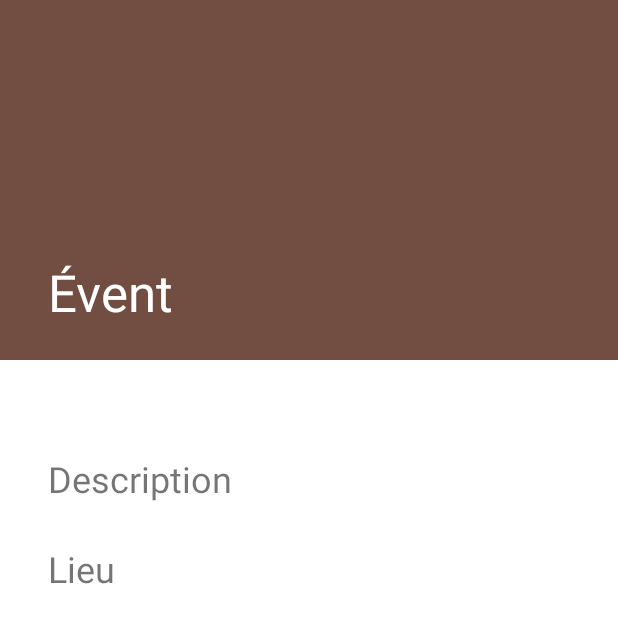
After one commit to ptlc8/ListeWanted, an Android app: the EventActivity screen opened directly, with no data from a screen before it, on a phone screen of 412 x 824 dp. The commit adds this screen. Shown: the top 623 px of the screen. Run offline under Robolectric (Android 15) with nearby library versions, the phone set to English and light mode, and no system bars.

Commit message:
ajout d'une page pour afficher un event individuellement

```diff
--- a/app/src/main/AndroidManifest.xml
+++ b/app/src/main/AndroidManifest.xml
@@ -12,6 +12,10 @@
         android:roundIcon="@mipmap/ic_launcher_round"
         android:supportsRtl="true"
         android:theme="@style/Theme.ListeWanted">
+        <activity
+            android:name=".ui.events.EventActivity"
+            android:exported="false"
+            android:theme="@style/Theme.ListeWanted.NoActionBar" />
         <activity
             android:name=".ui.defis.SendDefiActivity"
             android:exported="false" />
--- /dev/null
+++ b/app/src/main/java/fr/liste_wanted/ui/events/EventActivity.java
@@ -0,0 +1,71 @@
+package fr.liste_wanted.ui.events;
+
+import android.content.Intent;
+import android.os.Bundle;
+
+import com.google.android.material.appbar.CollapsingToolbarLayout;
+import com.google.android.material.floatingactionbutton.FloatingActionButton;
+import com.google.android.material.snackbar.Snackbar;
+
+import androidx.appcompat.app.AppCompatActivity;
+import androidx.appcompat.widget.Toolbar;
+
+import android.view.View;
+
+import java.text.SimpleDateFormat;
+import java.util.Date;
+import java.util.Locale;
+
+import fr.liste_wanted.R;
+import fr.liste_wanted.databinding.ActivityEventBinding;
+
+public class EventActivity extends AppCompatActivity {
+
+    private ActivityEventBinding binding;
+
+    @Override
+    protected void onCreate(Bundle savedInstanceState) {
+        super.onCreate(savedInstanceState);
+
+        binding = ActivityEventBinding.inflate(getLayoutInflater());
+        setContentView(binding.getRoot());
+
+        Intent intent = getIntent();
+
+        Toolbar toolbar = binding.toolbar;
+        setSupportActionBar(toolbar);
+        binding.toolbarLayout.setTitle(intent.hasExtra("name")?intent.getStringExtra("name"):"Évent");
+        if (intent.hasExtra("description"))
+            binding.textDescription.setText(intent.getStringExtra("description"));
+        if (intent.hasExtra("place"))
+            binding.textPlace.setText(intent.getStringExtra("place"));
+        long startTime = intent.getLongExtra("startTime", -1L);
+        long endTime = intent.getLongExtra("endTime", startTime);
+        if (startTime != -1) {
+            System.out.println(startTime);
+            System.out.println(endTime);
+            if (startTime==endTime)
+                binding.time.setText(getString(R.string.time, format("H",startTime), format("mm",startTime)));
+            else binding.time.setText(getString(R.string.time_interval, format("H",startTime), format("mm",startTime), format("H",endTime), format("mm",endTime)));
+            if (startTime+24*60*60*1000>endTime)
+                binding.date.setText(getString(R.string.date, format("E",startTime), format("d",startTime), format("LLL yyyy",startTime)));
+            else binding.date.setText(getString(R.string.date_interval, format("E",startTime), format("d",startTime), format("LLL",startTime), format("E",endTime), format("d",endTime), format("LLL",endTime)));
+
+        }
+
+        FloatingActionButton shareButton = binding.buttonShare;
+        shareButton.setOnClickListener((view) -> {
+            Intent shareIntent = new Intent();
+            shareIntent.setAction(Intent.ACTION_SEND);
+            shareIntent.putExtra(Intent.EXTRA_TEXT, getString(R.string.share_event_text, intent.getStringExtra("name")));
+            shareIntent.setType("text/plain");
+            startActivity(Intent.createChooser(shareIntent, getString(R.string.share)));
+        });
+        if (startTime < new Date().getTime())
+            shareButton.setVisibility(View.INVISIBLE);
+    }
+
+    private String format(String format, long time) {
+        return new SimpleDateFormat(format,Locale.getDefault()).format(time);
+    }
+}
--- a/app/src/main/java/fr/liste_wanted/ui/events/EventsFragment.java
+++ b/app/src/main/java/fr/liste_wanted/ui/events/EventsFragment.java
@@ -1,5 +1,6 @@
 package fr.liste_wanted.ui.events;
 
+import android.content.Intent;
 import android.os.Bundle;
 import android.view.LayoutInflater;
 import android.view.View;
@@ -38,12 +39,8 @@ public class EventsFragment extends Fragment {
 
         binding.listEvents.setAdapter(new EventsAdapter(getContext(), comingEvents));
         binding.listPastEvents.setAdapter(new EventsAdapter(getContext(), pastEvents));
-        binding.listEvents.setOnClickListener(event -> {
-            // TODO : event detail activity
-        });
-        binding.listPastEvents.setOnClickListener(event -> {
-            // TODO : event detail activity
-        });
+        binding.listEvents.setOnItemClickListener((lView,view,i,l) -> showEvent(comingEvents.get(i)));
+        binding.listPastEvents.setOnItemClickListener((lView,view,i,l) -> showEvent(pastEvents.get(i)));
 
         return root;
     }
@@ -54,12 +51,22 @@ public class EventsFragment extends Fragment {
         binding = null;
     }
 
+    private void showEvent(Event event) {
+        Intent intent = new Intent(getContext(),EventActivity.class);
+        intent.putExtra("name", event.getName());
+        intent.putExtra("description", event.getDescription());
+        intent.putExtra("place", event.getPlace());
+        intent.putExtra("startTime", event.getStartTime());
+        intent.putExtra("endTime", event.getEndTime());
+        startActivity(intent);
+    }
+
     public static List<Event> getEvents() {
         List<Event> events = new ArrayList<>();
-        events.add(new Event("Salut je suis un évent", new Date().getTime(), new Date().getTime()+10000, "Forest Crock", "Woof ! Ne t'inquiète pas, j'arrive bientôt ! Le pôle entreprise cherche un lieu, le pôle voyage nettoie, le pôle soirée prépare les cocktails, le pôle évent anime, le bureau encaisse, et le pôle com' t'en informe."));
-        events.add(new Event("Un event passé 30 :/", 30, 1000, "Chépa", "Yeah !"));
+        events.add(new Event("Salut je suis un évent", new Date().getTime()+360000, new Date().getTime()+80*60*1000, "Forest Crock", "Woof ! Ne t'inquiète pas, j'arrive bientôt ! Le pôle entreprise cherche un lieu, le pôle voyage nettoie, le pôle soirée prépare les cocktails, le pôle évent anime, le bureau encaisse, et le pôle com' t'en informe."));
+        events.add(new Event("Un event passé 30 :/", 0, 300000, "Chépa", "Yeah !"));
         events.add(new Event("Un event passé :/", 0, 10000, "Chépa", "Yeah !"));
-        events.add(new Event("Un event passé 10 :/", 10, 10000, "Chépa", "Yeah !"));
+        events.add(new Event("Un event passé 100'000 :/", 0, 1000000000, "Chépa", "Yeah !"));
         events.add(new Event("Un event passé :/", 0, 10000, "Chépa", "Yeah !"));
         events.add(new Event("Un test passé :/", 0, 10000, "Chépa", "Yeah !"));
         events.add(new Event("Un event passé :/", 0, 1000, "Chépa", "Yeah !"));
--- /dev/null
+++ b/app/src/main/res/layout/activity_event.xml
@@ -0,0 +1,113 @@
+<?xml version="1.0" encoding="utf-8"?>
+<androidx.coordinatorlayout.widget.CoordinatorLayout xmlns:android="http://schemas.android.com/apk/res/android"
+    xmlns:app="http://schemas.android.com/apk/res-auto"
+    xmlns:tools="http://schemas.android.com/tools"
+    android:layout_width="match_parent"
+    android:layout_height="match_parent"
+    android:fitsSystemWindows="true"
+    tools:context=".ui.events.EventActivity">
+
+    <com.google.android.material.appbar.AppBarLayout
+        android:id="@+id/app_bar"
+        android:layout_width="match_parent"
+        android:layout_height="240dp"
+        android:fitsSystemWindows="true"
+        android:theme="@style/Theme.ListeWanted.AppBarOverlay">
+        <com.google.android.material.appbar.CollapsingToolbarLayout
+            android:id="@+id/toolbar_layout"
+            style="@style/Widget.MaterialComponents.Toolbar.Primary"
+            android:layout_width="match_parent"
+            android:layout_height="match_parent"
+            android:fitsSystemWindows="true"
+            app:contentScrim="?attr/colorPrimary"
+            app:layout_scrollFlags="scroll|exitUntilCollapsed"
+            app:toolbarId="@+id/toolbar">
+            <androidx.appcompat.widget.Toolbar
+                android:id="@+id/toolbar"
+                android:layout_width="match_parent"
+                android:layout_height="?attr/actionBarSize"
+                app:layout_collapseMode="pin"
+                app:popupTheme="@style/Theme.ListeWanted.PopupOverlay" />
+        </com.google.android.material.appbar.CollapsingToolbarLayout>
+    </com.google.android.material.appbar.AppBarLayout>
+
+    <androidx.core.widget.NestedScrollView
+        android:id="@+id/data_event"
+        android:layout_width="match_parent"
+        android:layout_height="match_parent"
+        app:layout_behavior="@string/appbar_scrolling_view_behavior"
+        android:padding="16dp">
+        <LinearLayout
+            android:layout_width="match_parent"
+            android:layout_height="match_parent"
+            android:orientation="vertical">
+            <LinearLayout
+                android:layout_width="match_parent"
+                android:layout_height="wrap_content"
+                android:orientation="vertical">
+                <TextView
+                    android:id="@+id/date"
+                    android:layout_width="match_parent"
+                    android:layout_height="wrap_content"/>
+                <TextView
+                    android:id="@+id/time"
+                    android:layout_width="match_parent"
+                    android:layout_height="wrap_content"/>
+            </LinearLayout>
+            <LinearLayout
+                android:id="@+id/description"
+                android:layout_width="match_parent"
+                android:layout_height="wrap_content"
+                android:orientation="vertical">
+                <TextView
+                    android:id="@+id/title_description"
+                    android:layout_width="match_parent"
+                    android:layout_height="wrap_content"
+                    android:layout_marginTop="8dp"
+                    android:layout_marginStart="16dp"
+                    android:textSize="24sp"
+                    android:text="@string/description" />
+                <TextView
+                    android:id="@+id/text_description"
+                    android:layout_width="wrap_content"
+                    android:layout_height="wrap_content" />
+            </LinearLayout>
+            <LinearLayout
+                android:id="@+id/place"
+                android:layout_width="match_parent"
+                android:layout_height="wrap_content"
+                android:orientation="vertical">
+                <TextView
+                    android:id="@+id/title_place"
+                    android:layout_width="match_parent"
+                    android:layout_height="wrap_content"
+                    android:layout_marginTop="8dp"
+                    android:layout_marginStart="16dp"
+                    android:textSize="24sp"
+                    android:text="@string/place"/>
+                <TextView
+                    android:id="@+id/text_place"
+                    android:layout_width="wrap_content"
+                    android:layout_height="wrap_content"/>
+            </LinearLayout>
+        </LinearLayout>
+    </androidx.core.widget.NestedScrollView>
+
+    <com.google.android.material.floatingactionbutton.FloatingActionButton
+        android:id="@+id/button_share"
+        android:layout_width="wrap_content"
+        android:layout_height="wrap_content"
+        android:layout_gravity="start|center_vertical"
+        android:layout_marginTop="32dp"
+        android:layout_marginEnd="32dp"
+        android:layout_marginBottom="0dp"
+        android:backgroundTint="#FFEB3B"
+        android:contentDescription="@string/share"
+        android:scaleType="center"
+        app:fabCustomSize="64dp"
+        app:layout_anchor="@id/data_event"
+        app:layout_anchorGravity="top|end"
+        app:rippleColor="@color/analog1"
+        app:srcCompat="?attr/actionModeShareDrawable" />
+
+</androidx.coordinatorlayout.widget.CoordinatorLayout>
--- a/app/src/main/res/layout/activity_start.xml
+++ b/app/src/main/res/layout/activity_start.xml
@@ -19,5 +19,5 @@
         app:layout_constraintEnd_toEndOf="parent"
         app:layout_constraintStart_toStartOf="parent"
         app:layout_constraintTop_toTopOf="parent"
-        app:srcCompat="@drawable/ic_logo_animated" />
+        app:srcCompat="@drawable/ic_logo" />
 </androidx.constraintlayout.widget.ConstraintLayout>
--- a/app/src/main/res/values/strings.xml
+++ b/app/src/main/res/values/strings.xml
@@ -15,4 +15,12 @@
     <string name="what_defi">Quel est ton défi ?</string>
     <string name="send_defi">Envoyez le défi</string>
     <string name="defi_sent">Défi envoyé !</string>
+    <string name="date_interval">Du %1$s %2$s %3$s au %4$s %5$s %6$s</string>
+    <string name="date">Le %1$s %2$s %3$s</string>
+    <string name="time_interval">De %1$sh%2$s à %3$sh%4$s</string>
+    <string name="time">À %1$sh%2$s</string>
+    <string name="description">Description</string>
+    <string name="place">Lieu</string>
+    <string name="share">"Partager cet évent !!!"</string>
+    <string name="share_event_text">"La liste Wanted organise "%1$s", on y va ensemble ?"</string>
 </resources>
--- a/app/src/main/res/values/themes.xml
+++ b/app/src/main/res/values/themes.xml
@@ -12,4 +12,13 @@
         <!-- Status bar color. -->
         <item name="android:statusBarColor" tools:targetApi="l">@color/dark_color</item>
     </style>
+
+    <style name="Theme.ListeWanted.NoActionBar">
+        <item name="windowActionBar">false</item>
+        <item name="windowNoTitle">true</item>
+    </style>
+
+    <style name="Theme.ListeWanted.AppBarOverlay" parent="ThemeOverlay.AppCompat.Dark.ActionBar" />
+
+    <style name="Theme.ListeWanted.PopupOverlay" parent="ThemeOverlay.AppCompat.Light" />
 </resources>
```
